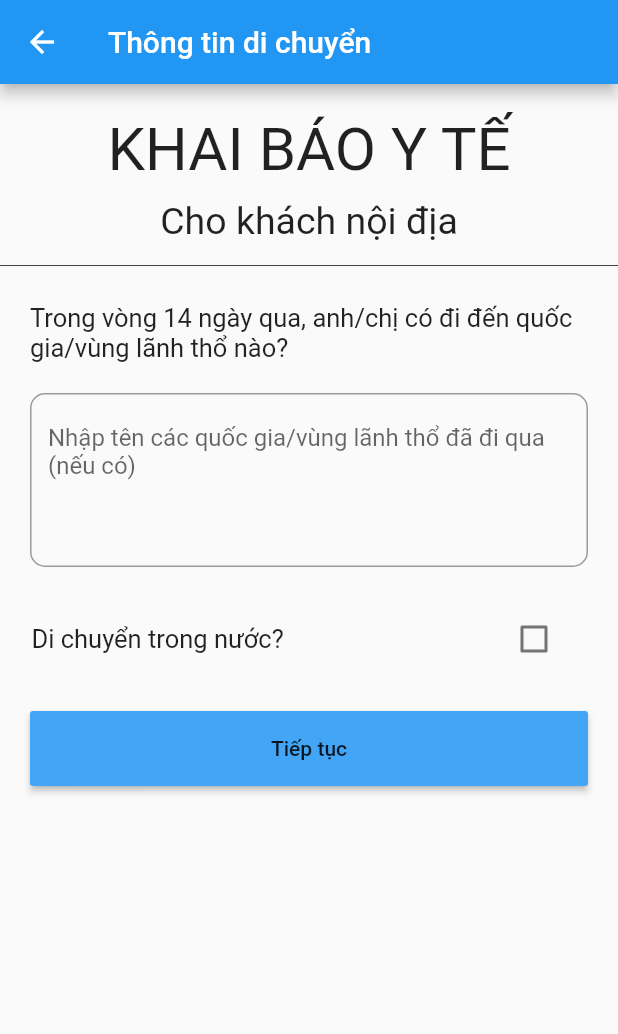
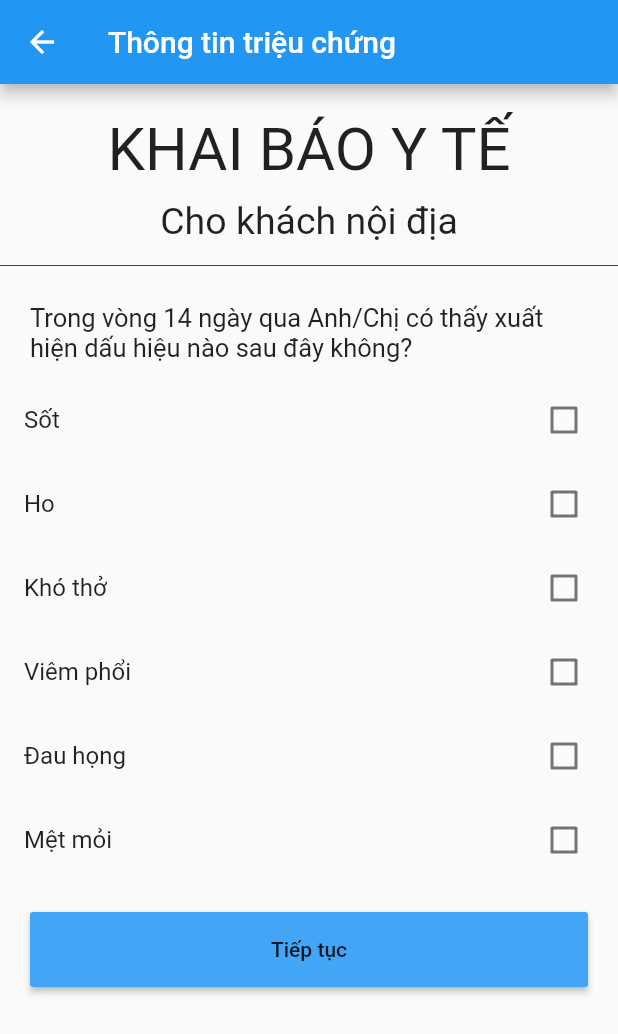
Before and after one commit to phanthingocanh/ADN-Mobile, a Flutter app: the FillTravelRoute screen opened by its route, after a tap on "Tiếp tục", on a phone screen of 412 x 824 dp. Shown: the top 1034 px of the screen. Run offline on Flutter 3.47's test engine with Material 2 defaults, Android fonts, the phone set to English and light mode, and no system bars; our stand-ins replace datetime_picker_formfield, email_validator, rflutter_alert, validators.

Commit message:
add question form

```diff
--- a/lib/constants/routes.dart
+++ b/lib/constants/routes.dart
@@ -5,6 +5,11 @@ import 'package:adnproject/screens/select_image/select_image.dart';
 import 'package:adnproject/screens/information/fill_email_phone.dart';
 import 'package:adnproject/screens/information/fill_travel.dart';
 import 'package:adnproject/screens/pop_up/success.dart';
+import 'package:adnproject/screens/information/fill_symptom.dart';
+import 'package:adnproject/screens/information/fill_schedule.dart';
+import 'package:adnproject/screens/information/fill_medical_historical.dart';
+
+
 
 
 import 'package:flutter/widgets.dart';
@@ -16,5 +21,10 @@ final Map<String, WidgetBuilder> routesMap = <String, WidgetBuilder>{
   RouteStrings.fillFormEmailPhone: (BuildContext context) => FillEmailPhoneRoute(),
   RouteStrings.fillFormTravel: (BuildContext context) => FillTravelRoute(),
   RouteStrings.showPopup: (BuildContext context) => PopupDialog(),
+  RouteStrings.fillFormSymptom: (BuildContext context) => FillSymptomRoute(),
+  RouteStrings.fillFormSchedule: (BuildContext context) => FillScheduleRoute(),
+  RouteStrings.fillFormMedicalHistorical: (BuildContext context) => FillMedicalHistoricalRoute(),
+
+
 
 };
--- a/lib/constants/strings.dart
+++ b/lib/constants/strings.dart
@@ -10,6 +10,14 @@ class Strings {
   static const String formInfoTitle = 'Thông tin liên lạc';
 
   static const String formTravelTitle = 'Thông tin di chuyển';
+
+  static const String formSymptom = 'Thông tin triệu chứng';
+
+  static const String formSchedule = 'Thông tin triệu chứng';
+
+  static const String formMedicalHistorical = 'Thông tin bệnh tiền sử';
+
+
 
 
 
@@ -28,5 +36,13 @@ class RouteStrings {
 
   static const String showPopup = '/showPopup';
 
+  static const String fillFormSymptom = '/fillFormSymptom';
+
+  static const String fillFormSchedule = '/fillFormSchedule';
+
+  static const String fillFormMedicalHistorical = '/fillFormMedicalHistorical';
+
+
+
 
 }
--- /dev/null
+++ b/lib/screens/information/fill_symptom.dart
@@ -0,0 +1,162 @@
+import 'package:adnproject/constants/strings.dart';
+import 'package:flutter/material.dart';
+// import 'package:datetime_picker_formfield/datetime_picker_formfield.dart';
+// import 'package:intl/intl.dart';
+// import 'package:email_validator/email_validator.dart';
+// import 'package:dropdownfield/dropdownfield.dart';
+
+// import 'package:validators/validators.dart' as validate;
+
+class FillSymptomRoute extends StatelessWidget {
+  @override
+  Widget build(BuildContext context) {
+    // final appTitle = 'Form Validation Demo';
+    return Scaffold(
+      appBar: AppBar(
+        title: Text(Strings.formSymptom),
+      ),
+      body: ListView(
+//        crossAxisAlignment: CrossAxisAlignment.center,
+//        mainAxisAlignment: MainAxisAlignment.spaceEvenly,
+        children: <Widget>[
+          Center(
+            child: Container(
+              padding: EdgeInsets.only(top:20),
+              child: Text(
+                  'KHAI BÁO Y TẾ',
+                  style: TextStyle(
+                      fontSize: 40.0
+                  )
+              ),
+            ),
+          ),
+
+          Center(
+            child: Container(
+              padding: EdgeInsets.only(top:10),
+              child: Text(
+                  'Cho khách nội địa',
+                  style: TextStyle(
+                      fontSize: 25.0
+                  )
+              ),
+            ),
+          ),
+          Divider(
+            height: 30.0,
+            color: Colors.grey[800],
+          ),
+          MySymptomForm(),
+        ],
+      ),
+    );
+  }
+}
+
+// Create a Form widget.
+class MySymptomForm extends StatefulWidget {
+  @override
+  MySymptomFormState createState() {
+    return MySymptomFormState();
+  }
+}
+
+class MySymptomFormState extends State<MySymptomForm> {
+  // Create a global key that uniquely identifies the Form widget
+  // and allows validation of the form.
+  //
+  // Note: This is a GlobalKey<FormState>,
+  // not a GlobalKey<MyCustomFormEmailPhoneState>.
+  final _formKey = GlobalKey<FormState>();
+  bool _autoValidate = false;
+
+
+  @override
+  Widget build(BuildContext context) {
+    // Build a Form widget using the _formKey created above.
+    return Form(
+      key: _formKey,
+      child: Column(
+        crossAxisAlignment: CrossAxisAlignment.start,
+        children: <Widget>[
+          Padding(
+            padding: const EdgeInsets.fromLTRB(20.0, 10.0, 20.0, 10.0),
+            child: Text('Trong vòng 14 ngày qua Anh/Chị có thấy xuất hiện dấu hiệu nào sau đây không?',
+              style: TextStyle(
+                fontSize: 17
+              ),
+            ),
+          ),
+
+          SymptomCheckbox(),
+          new SizedBox(
+            height: 10.0,
+          ),
+          Padding(
+            padding: const EdgeInsets.fromLTRB(20.0, 10.0, 20.0, 10.0),
+            child: SizedBox(
+              width: double.infinity,
+              child: ButtonTheme(
+                height: 50,
+                child: RaisedButton(
+                  onPressed: (){
+                    if (_formKey.currentState.validate()) {
+                      //    If all data are correct then save data to out variables
+                      _formKey.currentState.save();
+                      Navigator.pushNamed(context, RouteStrings.fillFormSchedule);
+
+                    } else {
+                      //    If all data are not valid then start auto validation.
+                      setState(() {
+                        _autoValidate = true;
+                      });
+                    }
+                  },
+                  color: Colors.blue[400],
+                  child: Text('Tiếp tục'),
+                ),
+              ),
+            ),
+          ),
+
+        ],
+      ),
+    );
+  }
+}
+
+class SymptomCheckbox extends StatefulWidget {
+  SymptomCheckbox({Key key}) : super(key: key);
+
+  @override
+  _SymptomCheckboxState createState() => _SymptomCheckboxState();
+}
+
+class _SymptomCheckboxState extends State<SymptomCheckbox> {
+  Map<String, bool> question1 = {
+    'Sốt': false,
+    'Ho': false,
+    'Khó thở': false,
+    'Viêm phổi': false,
+    'Đau họng': false,
+    'Mệt mỏi': false,
+
+  };
+  @override
+  Widget build(BuildContext context) {
+    return ListView(
+      shrinkWrap: true,
+      children: question1.keys.map((String key) {
+          return new CheckboxListTile(
+            title: new Text(key),
+            value: question1[key],
+            onChanged: (bool value) {
+              setState(() {
+                question1[key] = value;
+              });
+            },
+          );
+        }).toList(),
+    );
+  }
+}
--- a/lib/screens/information/fill_travel.dart
+++ b/lib/screens/information/fill_travel.dart
@@ -123,6 +123,9 @@ class MyTravelFormState extends State<MyTravelForm> {
                     if (_formKey.currentState.validate()) {
                       //    If all data are correct then save data to out variables
                       _formKey.currentState.save();
+                      Navigator.pushNamed(context, RouteStrings.fillFormSymptom);
+
+
                     } else {
                       //    If all data are not valid then start auto validation.
                       setState(() {
```
Also changed, not shown: lib/screens/information/fill_medical_historical.dart (added, +165 -0 lines), lib/screens/information/fill_schedule.dart (added, +158 -0 lines).
